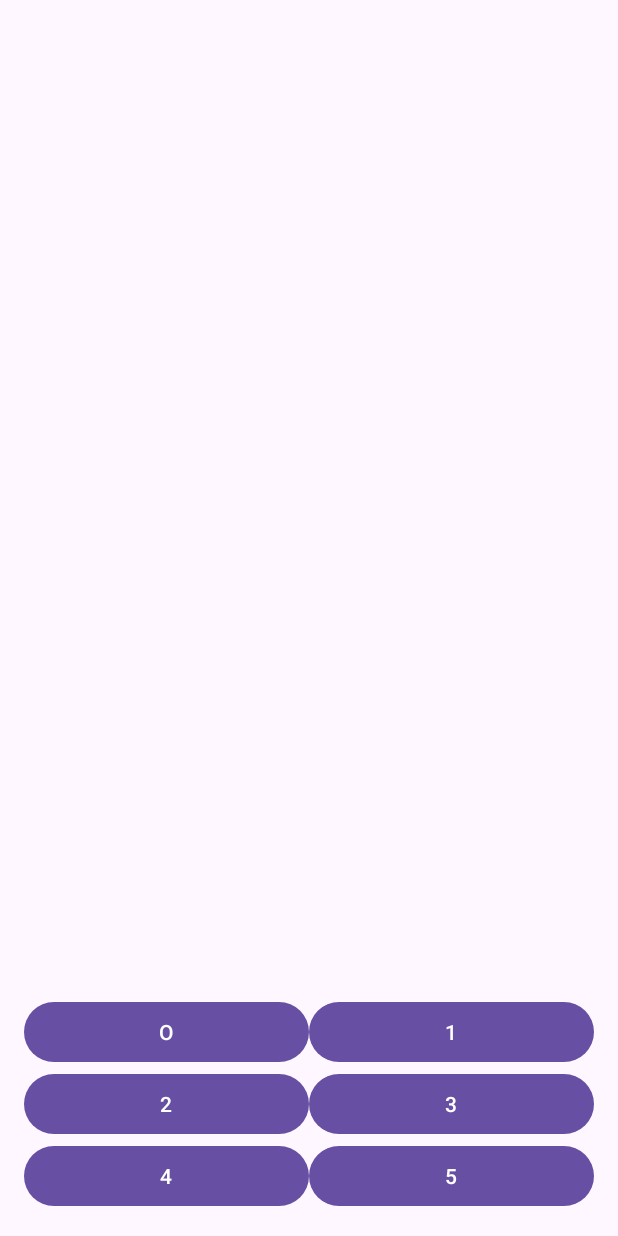
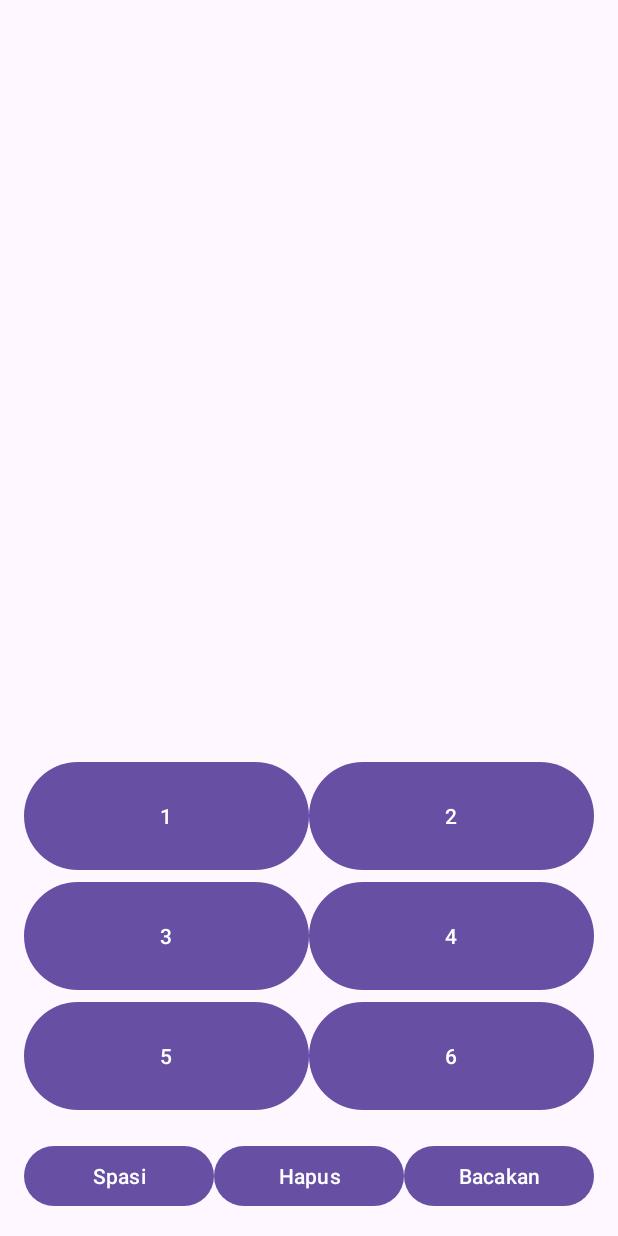
Before and after one commit to TazkieCT/Beello, an Android app: the screen it shows after launch (MainActivity), on a phone screen of 412 x 824 dp. Run offline under Robolectric (Android 15) with nearby library versions, the phone set to English and light mode, and no system bars.

Commit message:
feat: Implement Braille input and actions
This commit introduces Braille character input, text manipulation, and improved Text-to-Speech (TTS) feedback.

Key changes:
- Implemented Braille dot input:
    - Added `brailleDots` array to track the state of 6 Braille dots.
    - Implemented click listeners for 6 Braille buttons (`button1` to `button6`) to toggle dot states.
    - Visual feedback for selected dots by changing button `isSelected` state.
    - Added a `brailleMap` to translate dot combinations to characters (A-Z).
    - Introduced a 300ms delay using `Handler` and `Runnable` to process Braille input after the last dot press.
    - If a combination is recognized, the corresponding character is appended to `textBuffer`, displayed in `textView`, and spoken via TTS.
    - If a combination is unknown, TTS announces "kombinasi tidak dikenal".
    - `resetDots()` function clears dot states and button selections.
- Implemented action buttons:
    - `buttonSpace`: Appends a space to `textBuffer`, updates `textView`, and speaks "spasi".
    - `buttonDelete`: Removes the last character from `textBuffer`, updates `textView`, and speaks "hapus [character]".
    - `buttonSpeakAll`: Reads the entire content of `textBuffer` via TTS. If empty, speaks "tidak ada teks".
    - `flushPending()` ensures any pending Braille input is processed before action button execution.
- Text-to-Speech enhancements:
    - Changed initial TTS message to "Selamat datang di aplikasi Braille".
    - TTS language set to Indonesian ("id", "ID").
- UI updates in `activity_main.xml`:
    - Renamed `text` TextView to `textView` and updated its styling (textSize, textColor, padding, gravity).
    - Ensured Braille buttons (`button1` - `button6`) have consistent height (`80dp`) and `layout_columnWeight="1"`.
    - Added an `action_layout` (LinearLayout) below the Braille button grid.
    - Added three new buttons to `action_layout`: `buttonSpace`, `buttonDelete`, and `buttonSpeakAll`, each with `layout_weight="1"`.
    - Adjusted constraints and layout for `text_layout`, `button_layout`, and `action_layout`.

```diff
--- a/app/src/main/java/com/example/brailly/MainActivity.kt
+++ b/app/src/main/java/com/example/brailly/MainActivity.kt
@@ -1,18 +1,52 @@
 package com.example.brailly
 
 import android.os.Bundle
+import android.os.Handler
+import android.os.Looper
 import android.speech.tts.TextToSpeech
-import androidx.activity.enableEdgeToEdge
 import androidx.appcompat.app.AppCompatActivity
-import androidx.core.view.ViewCompat
-import androidx.core.view.WindowInsetsCompat
 import com.example.brailly.databinding.ActivityMainBinding
-import java.util.Locale
+import java.util.*
 
 class MainActivity : AppCompatActivity(), TextToSpeech.OnInitListener {
 
     private lateinit var tts: TextToSpeech
     private lateinit var binding: ActivityMainBinding
+
+    private val brailleDots = BooleanArray(6) { false }
+
+    private val textBuffer = StringBuilder()
+    private val handler = Handler(Looper.getMainLooper())
+    private var pendingRunnable: Runnable? = null
+
+    private val brailleMap = mapOf(
+        "100000" to "A",
+        "101000" to "B",
+        "110000" to "C",
+        "110100" to "D",
+        "100100" to "E",
+        "111000" to "F",
+        "111100" to "G",
+        "101100" to "H",
+        "011000" to "I",
+        "011100" to "J",
+        "100010" to "K",
+        "101010" to "L",
+        "110010" to "M",
+        "110110" to "N",
+        "100110" to "O",
+        "111010" to "P",
+        "111110" to "Q",
+        "101110" to "R",
+        "011010" to "S",
+        "011110" to "T",
+        "100011" to "U",
+        "101011" to "V",
+        "011101" to "W",
+        "110011" to "X",
+        "110111" to "Y",
+        "100111" to "Z"
+    )
 
     override fun onCreate(savedInstanceState: Bundle?) {
         super.onCreate(savedInstanceState)
@@ -21,30 +55,96 @@ class MainActivity : AppCompatActivity(), TextToSpeech.OnInitListener {
 
         tts = TextToSpeech(this, this)
 
-        var value1 = binding.button1
-        var value2 = binding.button2
-        var value3 = binding.button3
-        var value4 = binding.button4
-        var value5 = binding.button5
-        var value6 = binding.button6
+        val buttons = listOf(
+            binding.button1,
+            binding.button2,
+            binding.button3,
+            binding.button4,
+            binding.button5,
+            binding.button6
+        )
+
+        buttons.forEachIndexed { index, button ->
+            button.setOnClickListener {
+                brailleDots[index] = !brailleDots[index]
+                button.isSelected = brailleDots[index]
+
+                pendingRunnable?.let { handler.removeCallbacks(it) }
+
+                pendingRunnable = Runnable {
+                    val code = brailleDots.joinToString("") { if (it) "1" else "0" }
+                    val result = brailleMap[code]
+
+                    if (result != null) {
+                        textBuffer.append(result)
+                        binding.textView.text = textBuffer.toString()
+                        speak(result)
+                    } else {
+                        speak("kombinasi tidak dikenal")
+                    }
+
+                    resetDots(buttons)
+                }
+                handler.postDelayed(pendingRunnable!!, 300)
+            }
+        }
+
+        binding.buttonSpace.setOnClickListener {
+            flushPending(buttons)
+            textBuffer.append(" ")
+            binding.textView.text = textBuffer.toString()
+            speak("spasi")
+        }
+
+        binding.buttonDelete.setOnClickListener {
+            flushPending(buttons)
+            if (textBuffer.isNotEmpty()) {
+                val removed = textBuffer.last()
+                textBuffer.deleteCharAt(textBuffer.length - 1)
+                binding.textView.text = textBuffer.toString()
+                speak("hapus $removed")
+            }
+        }
+
+        binding.buttonSpeakAll.setOnClickListener {
+            flushPending(buttons)
+            if (textBuffer.isNotEmpty()) {
+                speak(textBuffer.toString())
+            } else {
+                speak("tidak ada teks")
+            }
+        }
     }
 
     override fun onInit(status: Int) {
         if (status == TextToSpeech.SUCCESS) {
             val result = tts.setLanguage(Locale("id", "ID"))
-
             if (result == TextToSpeech.LANG_MISSING_DATA || result == TextToSpeech.LANG_NOT_SUPPORTED) {
                 println("Bahasa tidak didukung")
             } else {
-                speak("Hello!")
+                speak("Selamat datang di aplikasi Braille")
             }
         } else {
             println("Inisialisasi TTS gagal")
         }
-
     }
 
-    fun speak(text: String) {
-        tts.speak(text, TextToSpeech.QUEUE_FLUSH, null)
+    private fun speak(text: String) {
+        tts.speak(text, TextToSpeech.QUEUE_FLUSH, null, null)
+    }
+
+    private fun resetDots(buttons: List<android.view.View>) {
+        for (i in brailleDots.indices) {
+            brailleDots[i] = false
+            buttons[i].isSelected = false
+        }
+    }
+
+    private fun flushPending(buttons: List<android.view.View>) {
+        pendingRunnable?.let {
+            handler.removeCallbacks(it)
+            it.run()
+            pendingRunnable = null
+        }
     }
 }
--- a/app/src/main/res/layout/activity_main.xml
+++ b/app/src/main/res/layout/activity_main.xml
@@ -8,63 +8,118 @@
     android:padding="16dp"
     tools:context=".MainActivity">
 
+    <!-- Bagian Text -->
     <LinearLayout
         android:id="@+id/text_layout"
         android:layout_width="0dp"
         android:layout_height="wrap_content"
         android:orientation="vertical"
+        android:gravity="center"
         app:layout_constraintBottom_toTopOf="@id/button_layout"
         app:layout_constraintEnd_toEndOf="parent"
         app:layout_constraintStart_toStartOf="parent"
         app:layout_constraintTop_toTopOf="parent">
 
         <TextView
-            android:id="@+id/text"
+            android:id="@+id/textView"
             android:layout_width="match_parent"
-            android:layout_height="match_parent"
+            android:layout_height="wrap_content"
+            android:textSize="24sp"
+            android:textColor="@android:color/black"
+            android:padding="8dp"
+            android:gravity="center"
             tools:text="Halo" />
 
     </LinearLayout>
 
-
+    <!-- Grid tombol braille 1–6 -->
     <GridLayout
         android:id="@+id/button_layout"
-        android:layout_width="match_parent"
+        android:layout_width="0dp"
         android:layout_height="wrap_content"
         android:columnCount="2"
         android:rowCount="3"
-        app:layout_constraintBottom_toBottomOf="parent" >
+        android:layout_marginBottom="16dp"
+        app:layout_constraintBottom_toTopOf="@id/action_layout"
+        app:layout_constraintEnd_toEndOf="parent"
+        app:layout_constraintStart_toStartOf="parent">
 
         <Button
-            android:id="@+id/button_1"
-            android:layout_columnWeight="1"
-            android:text="O" />
-
-        <Button
-            android:id="@+id/button_2"
+            android:id="@+id/button1"
+            android:layout_width="0dp"
+            android:layout_height="80dp"
             android:layout_columnWeight="1"
             android:text="1" />
 
         <Button
-            android:id="@+id/button_3"
+            android:id="@+id/button2"
+            android:layout_width="0dp"
+            android:layout_height="80dp"
             android:layout_columnWeight="1"
             android:text="2" />
 
         <Button
-            android:id="@+id/button_4"
+            android:id="@+id/button3"
+            android:layout_width="0dp"
+            android:layout_height="80dp"
             android:layout_columnWeight="1"
             android:text="3" />
 
         <Button
-            android:id="@+id/button_5"
+            android:id="@+id/button4"
+            android:layout_width="0dp"
+            android:layout_height="80dp"
             android:layout_columnWeight="1"
             android:text="4" />
 
         <Button
-            android:id="@+id/button_6"
+            android:id="@+id/button5"
+            android:layout_width="0dp"
+            android:layout_height="80dp"
             android:layout_columnWeight="1"
             android:text="5" />
 
+        <Button
+            android:id="@+id/button6"
+            android:layout_width="0dp"
+            android:layout_height="80dp"
+            android:layout_columnWeight="1"
+            android:text="6" />
+
     </GridLayout>
 
+    <!-- Layout tombol aksi -->
+    <LinearLayout
+        android:id="@+id/action_layout"
+        android:layout_width="0dp"
+        android:layout_height="wrap_content"
+        android:orientation="horizontal"
+        android:gravity="center"
+        android:layout_marginTop="8dp"
+        app:layout_constraintBottom_toBottomOf="parent"
+        app:layout_constraintEnd_toEndOf="parent"
+        app:layout_constraintStart_toStartOf="parent">
+
+        <Button
+            android:id="@+id/buttonSpace"
+            android:layout_width="0dp"
+            android:layout_height="wrap_content"
+            android:layout_weight="1"
+            android:text="Spasi" />
+
+        <Button
+            android:id="@+id/buttonDelete"
+            android:layout_width="0dp"
+            android:layout_height="wrap_content"
+            android:layout_weight="1"
+            android:text="Hapus" />
+
+        <Button
+            android:id="@+id/buttonSpeakAll"
+            android:layout_width="0dp"
+            android:layout_height="wrap_content"
+            android:layout_weight="1"
+            android:text="Bacakan" />
+    </LinearLayout>
+
 </androidx.constraintlayout.widget.ConstraintLayout>
```
